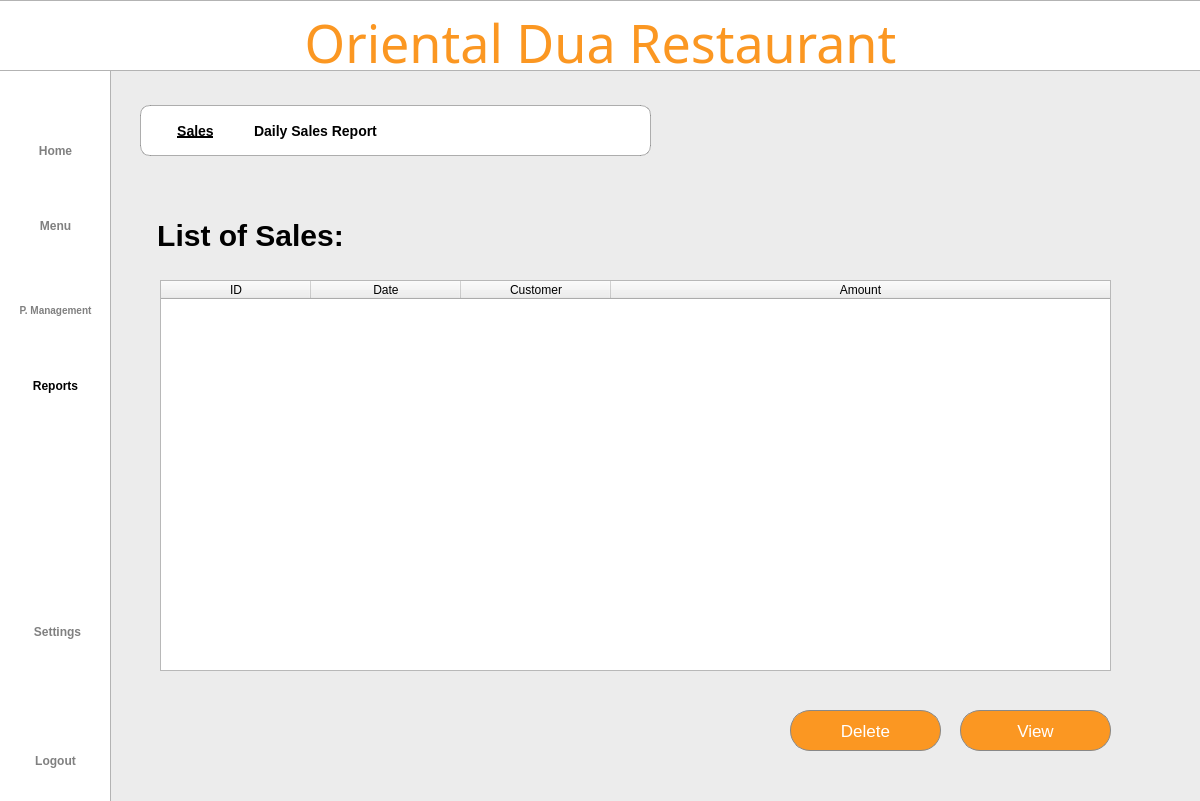
The window that Project SE/ui/reportscreen.ui (Patatims/CCSFEN2_Project) describes before a commit, drawn with Qt 5.
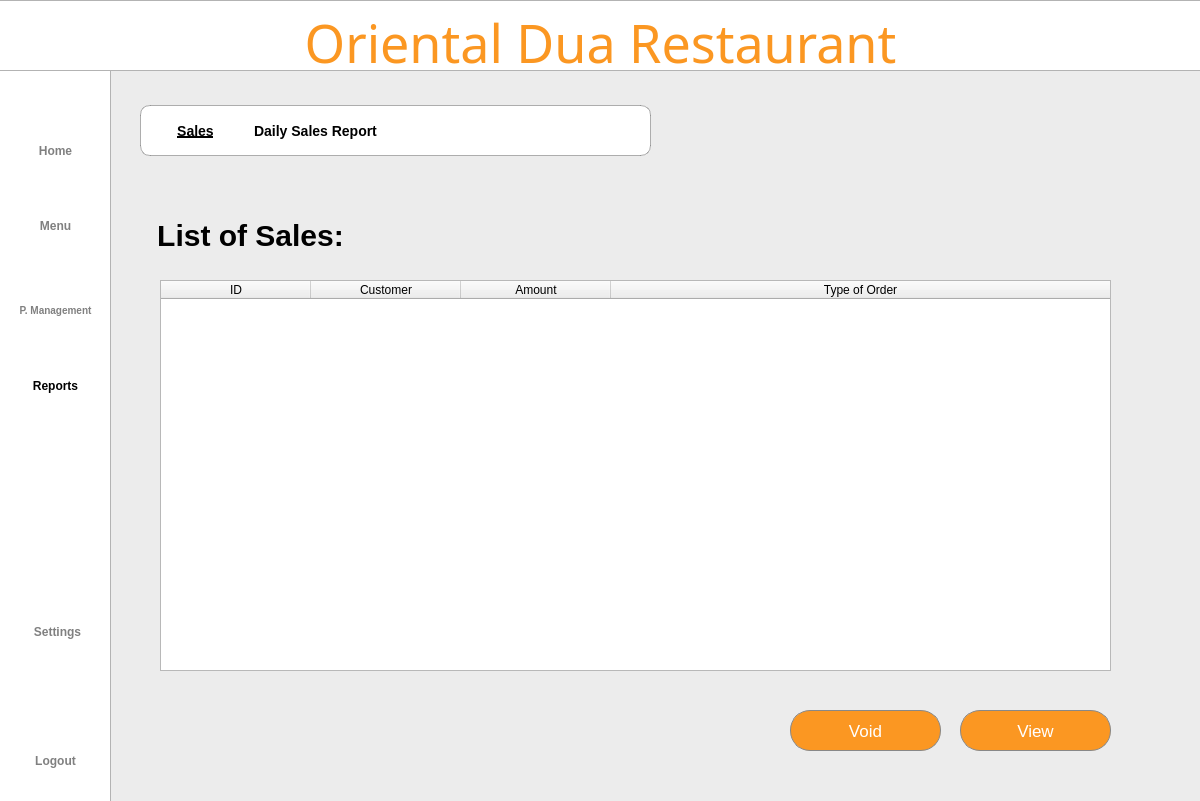
The same window after the commit. Icons and pictures are not drawn.

```diff
--- a/Project SE/ui/reportscreen.ui
+++ b/Project SE/ui/reportscreen.ui
@@ -613,11 +613,6 @@
       <string>ID</string>
      </property>
     </column>
-    <column>
-     <property name="text">
-      <string>Date</string>
-     </property>
-    </column>
     <column>
      <property name="text">
       <string>Customer</string>
@@ -628,6 +623,11 @@
       <string>Amount</string>
      </property>
     </column>
+    <column>
+     <property name="text">
+      <string>Type of Order</string>
+     </property>
+    </column>
    </widget>
    <widget class="QPushButton" name="voidbtn">
     <property name="geometry">
@@ -657,7 +657,7 @@
 }</string>
     </property>
     <property name="text">
-     <string>Delete</string>
+     <string>Void</string>
     </property>
    </widget>
    <widget class="QPushButton" name="viewbtn">
```
